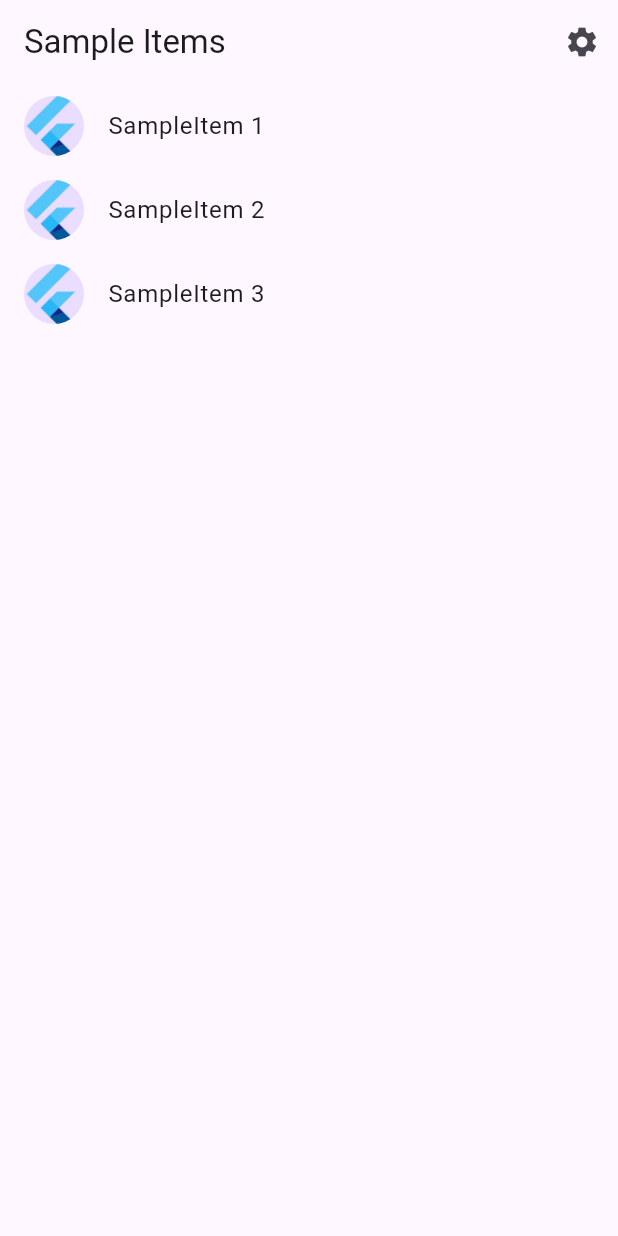
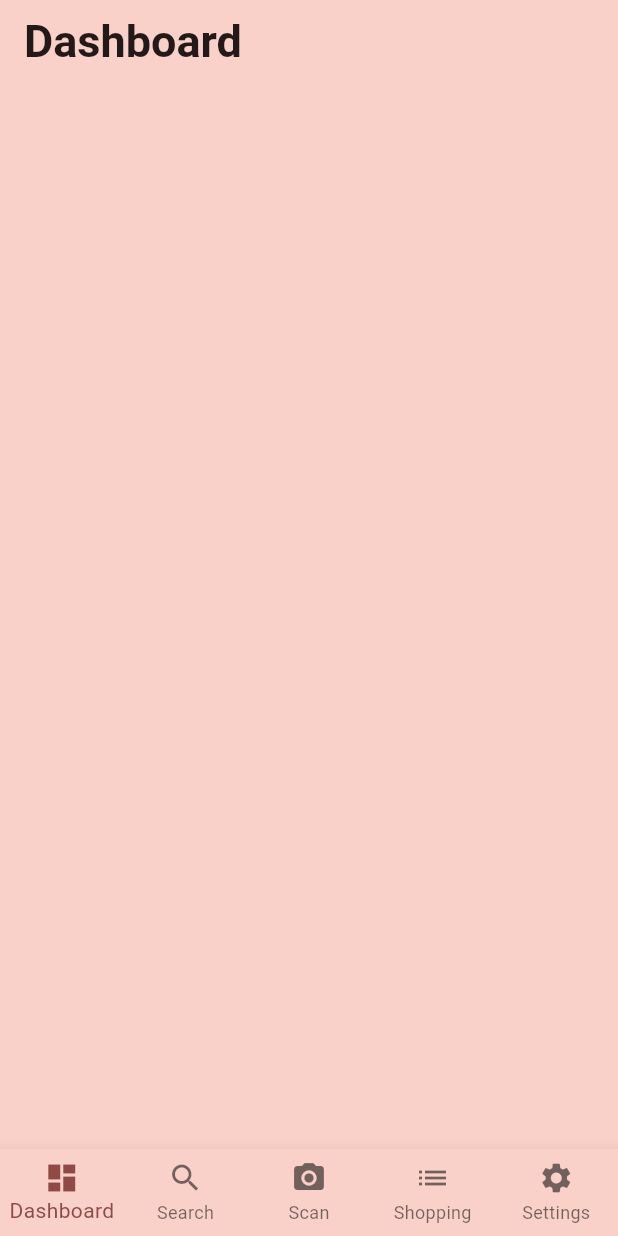
Before and after one commit to Saavy-25/Kubera-Frontend, a Flutter app: the screen it shows after launch, on a phone screen of 412 x 824 dp. Run offline on Flutter 3.47's test engine with Material 3 defaults, Android fonts, the phone set to English and light mode, and no system bars; our stand-ins replace image_picker; generated files the repository leaves out were written again.

Commit message:
Initial frontend layout
- Created files for each app tab with navigation
- Added upload/take photo functionality to scan page
- Moved theme settings to settings page
- Created custom light and dark mode themes

```diff
--- a/flutter_kubera/lib/main.dart
+++ b/flutter_kubera/lib/main.dart
@@ -1,8 +1,8 @@
 import 'package:flutter/material.dart';
 
 import 'src/app.dart';
-import 'src/settings/settings_controller.dart';
-import 'src/settings/settings_service.dart';
+import 'src/ui/tabs/settings/settings_controller.dart';
+import 'src/ui/tabs/settings/settings_service.dart';
 
 void main() async {
   // Set up the SettingsController, which will glue user settings to multiple
--- a/flutter_kubera/lib/src/app.dart
+++ b/flutter_kubera/lib/src/app.dart
@@ -2,10 +2,10 @@ import 'package:flutter/material.dart';
 import 'package:flutter_gen/gen_l10n/app_localizations.dart';
 import 'package:flutter_localizations/flutter_localizations.dart';
 
-import 'sample_feature/sample_item_details_view.dart';
-import 'sample_feature/sample_item_list_view.dart';
-import 'settings/settings_controller.dart';
-import 'settings/settings_view.dart';
+import 'ui/navigation/app_navigation.dart';
+import 'ui/tabs/settings/settings_controller.dart';
+
+import 'core/themes.dart';
 
 /// The Widget that configures your application.
 class MyApp extends StatelessWidget {
@@ -18,23 +18,11 @@ class MyApp extends StatelessWidget {
 
   @override
   Widget build(BuildContext context) {
-    // Glue the SettingsController to the MaterialApp.
-    //
-    // The ListenableBuilder Widget listens to the SettingsController for changes.
-    // Whenever the user updates their settings, the MaterialApp is rebuilt.
     return ListenableBuilder(
       listenable: settingsController,
       builder: (BuildContext context, Widget? child) {
         return MaterialApp(
-          // Providing a restorationScopeId allows the Navigator built by the
-          // MaterialApp to restore the navigation stack when a user leaves and
-          // returns to the app after it has been killed while running in the
-          // background.
           restorationScopeId: 'app',
-
-          // Provide the generated AppLocalizations to the MaterialApp. This
-          // allows descendant Widgets to display the correct translations
-          // depending on the user's locale.
           localizationsDelegates: const [
             AppLocalizations.delegate,
             GlobalMaterialLocalizations.delegate,
@@ -44,40 +32,13 @@ class MyApp extends StatelessWidget {
           supportedLocales: const [
             Locale('en', ''), // English, no country code
           ],
-
-          // Use AppLocalizations to configure the correct application title
-          // depending on the user's locale.
-          //
-          // The appTitle is defined in .arb files found in the localization
-          // directory.
           onGenerateTitle: (BuildContext context) =>
               AppLocalizations.of(context)!.appTitle,
-
-          // Define a light and dark color theme. Then, read the user's
-          // preferred ThemeMode (light, dark, or system default) from the
-          // SettingsController to display the correct theme.
-          theme: ThemeData(),
-          darkTheme: ThemeData.dark(),
+          theme: CustomThemes.lightTheme,
+          darkTheme: CustomThemes.darkTheme,
           themeMode: settingsController.themeMode,
 
-          // Define a function to handle named routes in order to support
-          // Flutter web url navigation and deep linking.
-          onGenerateRoute: (RouteSettings routeSettings) {
-            return MaterialPageRoute<void>(
-              settings: routeSettings,
-              builder: (BuildContext context) {
-                switch (routeSettings.name) {
-                  case SettingsView.routeName:
-                    return SettingsView(controller: settingsController);
-                  case SampleItemDetailsView.routeName:
-                    return const SampleItemDetailsView();
-                  case SampleItemListView.routeName:
-                  default:
-                    return const SampleItemListView();
-                }
-              },
-            );
-          },
+          home: AppNavigation(settingsController: settingsController),
         );
       },
     );
--- /dev/null
+++ b/flutter_kubera/lib/src/core/themes.dart
@@ -0,0 +1,43 @@
+import 'package:flutter/material.dart';
+
+class CustomThemes {
+  static final ThemeData lightTheme = ThemeData(
+    colorScheme: ColorScheme.fromSeed(
+      seedColor: const Color.fromARGB(68, 152, 91, 87),
+      surface: const Color.fromARGB(255, 249, 209, 200),
+      brightness: Brightness.light,
+    ),
+
+    textTheme: TextTheme(
+      displayLarge: const TextStyle(
+        fontSize: 72,
+        fontWeight: FontWeight.bold,
+      ),
+
+      titleLarge:TextStyle(
+        fontSize: 30,
+        fontWeight: FontWeight.bold,
+      ),
+    ),
+  );
+
+  static final ThemeData darkTheme = ThemeData(
+    colorScheme: ColorScheme.fromSeed(
+      seedColor: const Color.fromARGB(255, 194, 154, 154),
+      surface:  const Color.fromARGB(255, 119, 88, 88),
+      brightness: Brightness.dark,
+    ),
+
+    textTheme: TextTheme(
+      displayLarge: const TextStyle(
+        fontSize: 72,
+        fontWeight: FontWeight.bold,
+      ),
+
+      titleLarge:TextStyle(
+        fontSize: 30,
+        fontWeight: FontWeight.bold,
+      ),
+    ),
+  );
+}
--- a/flutter_kubera/lib/src/sample_feature/sample_item.dart
+++ /dev/null
@@ -1,6 +0,0 @@
-/// A placeholder class that represents an entity or model.
-class SampleItem {
-  const SampleItem(this.id);
-
-  final int id;
-}
--- a/flutter_kubera/lib/src/sample_feature/sample_item_list_view.dart
+++ /dev/null
@@ -1,71 +0,0 @@
-import 'package:flutter/material.dart';
-
-import '../settings/settings_view.dart';
-import 'sample_item.dart';
-import 'sample_item_details_view.dart';
-
-/// Displays a list of SampleItems.
-class SampleItemListView extends StatelessWidget {
-  const SampleItemListView({
-    super.key,
-    this.items = const [SampleItem(1), SampleItem(2), SampleItem(3)],
-  });
-
-  static const routeName = '/';
-
-  final List<SampleItem> items;
-
-  @override
-  Widget build(BuildContext context) {
-    return Scaffold(
-      appBar: AppBar(
-        title: const Text('Sample Items'),
-        actions: [
-          IconButton(
-            icon: const Icon(Icons.settings),
-            onPressed: () {
-              // Navigate to the settings page. If the user leaves and returns
-              // to the app after it has been killed while running in the
-              // background, the navigation stack is restored.
-              Navigator.restorablePushNamed(context, SettingsView.routeName);
-            },
-          ),
-        ],
-      ),
-
-      // To work with lists that may contain a large number of items, it’s best
-      // to use the ListView.builder constructor.
-      //
-      // In contrast to the default ListView constructor, which requires
-      // building all Widgets up front, the ListView.builder constructor lazily
-      // builds Widgets as they’re scrolled into view.
-      body: ListView.builder(
-        // Providing a restorationId allows the ListView to restore the
-        // scroll position when a user leaves and returns to the app after it
-        // has been killed while running in the background.
-        restorationId: 'sampleItemListView',
-        itemCount: items.length,
-        itemBuilder: (BuildContext context, int index) {
-          final item = items[index];
-
-          return ListTile(
-            title: Text('SampleItem ${item.id}'),
-            leading: const CircleAvatar(
-              // Display the Flutter Logo image asset.
-              foregroundImage: AssetImage('assets/images/flutter_logo.png'),
-            ),
-            onTap: () {
-              // Navigate to the details page. If the user leaves and returns to
-              // the app after it has been killed while running in the
-              // background, the navigation stack is restored.
-              Navigator.restorablePushNamed(
-                context,
-                SampleItemDetailsView.routeName,
-              );
-            }
-          );
-        },
-      ),
-    );
-  }
-}
--- a/flutter_kubera/lib/src/settings/settings_view.dart
+++ /dev/null
@@ -1,51 +0,0 @@
-import 'package:flutter/material.dart';
-
-import 'settings_controller.dart';
-
-/// Displays the various settings that can be customized by the user.
-///
-/// When a user changes a setting, the SettingsController is updated and
-/// Widgets that listen to the SettingsController are rebuilt.
-class SettingsView extends StatelessWidget {
-  const SettingsView({super.key, required this.controller});
-
-  static const routeName = '/settings';
-
-  final SettingsController controller;
-
-  @override
-  Widget build(BuildContext context) {
-    return Scaffold(
-      appBar: AppBar(
-        title: const Text('Settings'),
-      ),
-      body: Padding(
-        padding: const EdgeInsets.all(16),
-        // Glue the SettingsController to the theme selection DropdownButton.
-        //
-        // When a user selects a theme from the dropdown list, the
-        // SettingsController is updated, which rebuilds the MaterialApp.
-        child: DropdownButton<ThemeMode>(
-          // Read the selected themeMode from the controller
-          value: controller.themeMode,
-          // Call the updateThemeMode method any time the user selects a theme.
-          onChanged: controller.updateThemeMode,
-          items: const [
-            DropdownMenuItem(
-              value: ThemeMode.system,
-              child: Text('System Theme'),
-            ),
-            DropdownMenuItem(
-              value: ThemeMode.light,
-              child: Text('Light Theme'),
-            ),
-            DropdownMenuItem(
-              value: ThemeMode.dark,
-              child: Text('Dark Theme'),
-            )
-          ],
-        ),
-      ),
-    );
-  }
-}
--- /dev/null
+++ b/flutter_kubera/lib/src/ui/navigation/app_navigation.dart
@@ -0,0 +1,55 @@
+import 'package:flutter/material.dart';
+import '../tabs/dashboard/dashboard_screen.dart';
+import '../tabs/search/search_screen.dart';
+import '../tabs/scan/scan_screen.dart';
+import '../tabs/shopping_list/shopping_list_screen.dart';
+import '../tabs/settings/settings_screen.dart';
+import '../tabs/settings/settings_controller.dart';
+
+class AppNavigation extends StatefulWidget {
+  final SettingsController settingsController;
+
+  const AppNavigation({super.key, required this.settingsController});
+
+  @override
+  _AppNavigationState createState() => _AppNavigationState();
+}
+
+class _AppNavigationState extends State<AppNavigation> {
+  int _selectedIndex = 0;
+
+  static List<Widget> _widgetOptions(SettingsController settingsController) => [
+        const DashboardScreen(),
+        const SearchScreen(),
+        const ScanScreen(),
+        const ShoppingListScreen(),
+        SettingsScreen(settingsController: settingsController),
+      ];
+
+  void _onItemTapped(int index) {
+    setState(() {
+      _selectedIndex = index;
+    });
+  }
+
+  @override
+  Widget build(BuildContext context) {
+    return Scaffold(
+      body: SafeArea(
+        child: _widgetOptions(widget.settingsController)[_selectedIndex],
+      ),
+      bottomNavigationBar: BottomNavigationBar(
+        type: BottomNavigationBarType.fixed,
+        items: const [
+          BottomNavigationBarItem(icon: Icon(Icons.dashboard), label: 'Dashboard'),
+          BottomNavigationBarItem(icon: Icon(Icons.search), label: 'Search'),
+          BottomNavigationBarItem(icon: Icon(Icons.camera_alt), label: 'Scan'),
+          BottomNavigationBarItem(icon: Icon(Icons.list), label: 'Shopping'),
+          BottomNavigationBarItem(icon: Icon(Icons.settings), label: 'Settings'),
+        ],
+        currentIndex: _selectedIndex,
+        onTap: _onItemTapped,
+      ),
+    );
+  }
+}
--- /dev/null
+++ b/flutter_kubera/lib/src/ui/tabs/dashboard/dashboard_screen.dart
@@ -0,0 +1,12 @@
+import 'package:flutter/material.dart';
+
+class DashboardScreen extends StatelessWidget {
+  const DashboardScreen({super.key});
+
+  @override
+  Widget build(BuildContext context) {
+    return Scaffold(
+      appBar: AppBar(title: const Text("Dashboard")),
+    );
+  }
+}
--- a/flutter_kubera/pubspec.yaml
+++ b/flutter_kubera/pubspec.yaml
@@ -14,6 +14,7 @@ dependencies:
     sdk: flutter
   flutter_localizations:
     sdk: flutter
+  image_picker: ^1.1.2
 
 dev_dependencies:
   flutter_test:
```
Also changed, not shown: flutter_kubera/lib/src/sample_feature/sample_item_details_view.dart (deleted, +0 -20 lines), flutter_kubera/lib/src/ui/tabs/scan/scan_screen.dart (added, +77 -0 lines), flutter_kubera/lib/src/ui/tabs/search/search_screen.dart (added, +12 -0 lines), flutter_kubera/lib/src/ui/tabs/settings/settings_screen.dart (added, +28 -0 lines), flutter_kubera/lib/src/ui/tabs/settings/settings_theme_dropdown.dart (added, +30 -0 lines), flutter_kubera/lib/src/ui/tabs/shopping_list/shopping_list_screen.dart (added, +12 -0 lines), flutter_kubera/lib/src/ui/tabs/settings/settings_controller.dart (renamed from flutter_kubera/lib/src/settings/settings_controller.dart), flutter_kubera/lib/src/ui/tabs/settings/settings_service.dart (renamed from flutter_kubera/lib/src/settings/settings_service.dart), flutter_kubera/pubspec.lock, 7 other files.
